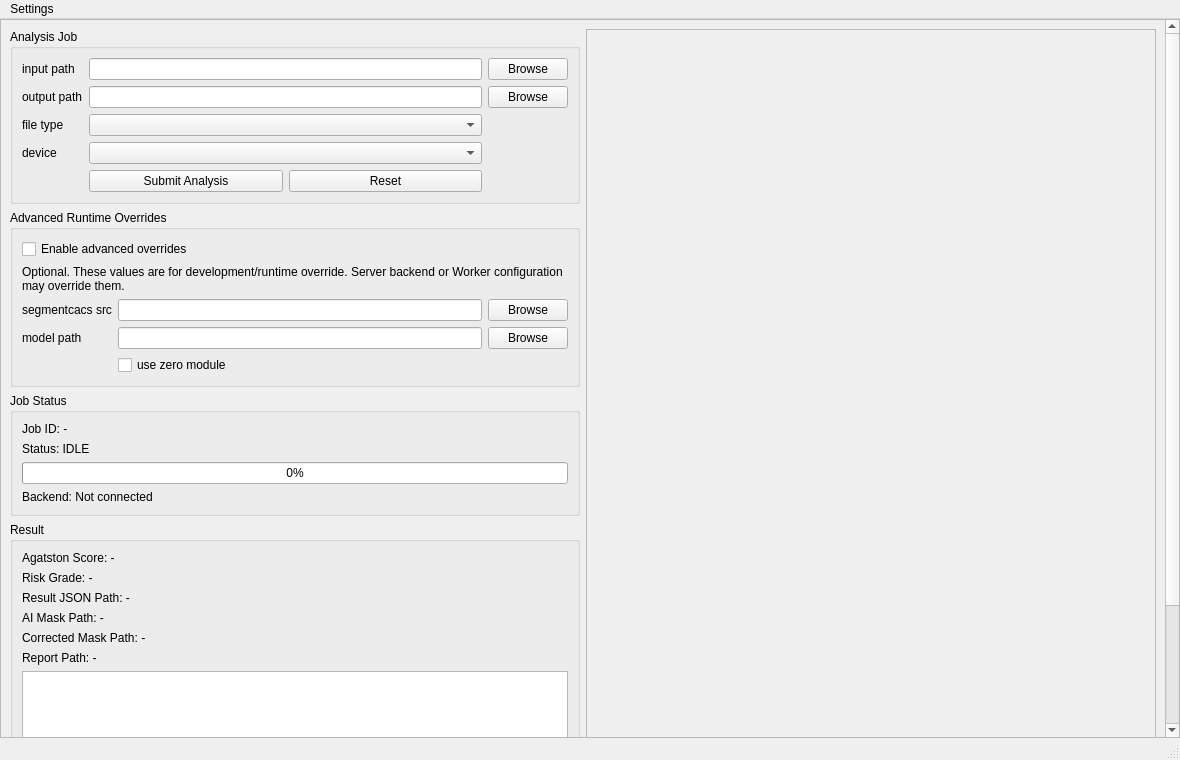
Before: the Qt Designer form qt-cac-app/mainwindow.ui in NickZhu0110/java_backend, drawn with Qt 5.
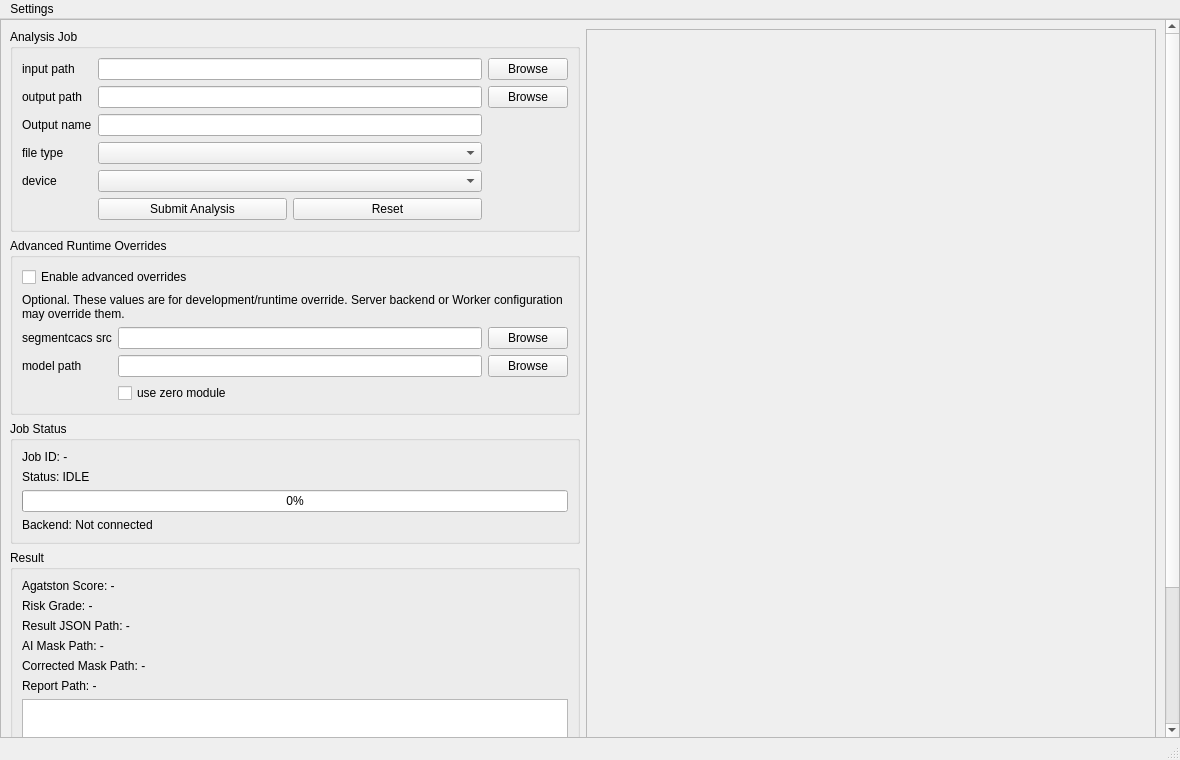
After: the same form once the commit is applied.

Diff of the .ui file:
```diff
--- a/qt-cac-app/mainwindow.ui
+++ b/qt-cac-app/mainwindow.ui
@@ -69,10 +69,10 @@
                </property>
               </widget>
              </item>
-             <item row="2" column="1">
-              <widget class="QComboBox" name="fileTypeComboBox"/>
-             </item>
              <item row="3" column="1">
+              <widget class="QComboBox" name="fileTypeComboBox"/>
+             </item>
+             <item row="4" column="1">
               <widget class="QComboBox" name="deviceComboBox"/>
              </item>
              <item row="0" column="0">
@@ -85,7 +85,7 @@
              <item row="1" column="1">
               <widget class="QLineEdit" name="outputPathLineEdit"/>
              </item>
-             <item row="2" column="0">
+             <item row="3" column="0">
               <widget class="QLabel" name="fileTypeLabel">
                <property name="text">
                 <string>file type</string>
@@ -99,14 +99,28 @@
                </property>
               </widget>
              </item>
-             <item row="3" column="0">
+             <item row="2" column="0">
+              <widget class="QLabel" name="outputNameLabel">
+               <property name="text">
+                <string>Output name</string>
+               </property>
+              </widget>
+             </item>
+             <item row="2" column="1">
+              <widget class="QLineEdit" name="outputNameLineEdit">
+               <property name="maxLength">
+                <number>100</number>
+               </property>
+              </widget>
+             </item>
+             <item row="4" column="0">
               <widget class="QLabel" name="deviceLabel">
                <property name="text">
                 <string>device</string>
                </property>
               </widget>
              </item>
-             <item row="4" column="1">
+             <item row="5" column="1">
               <layout class="QHBoxLayout" name="submitResetLayout">
                <item>
                 <widget class="QPushButton" name="submitButton">
```
